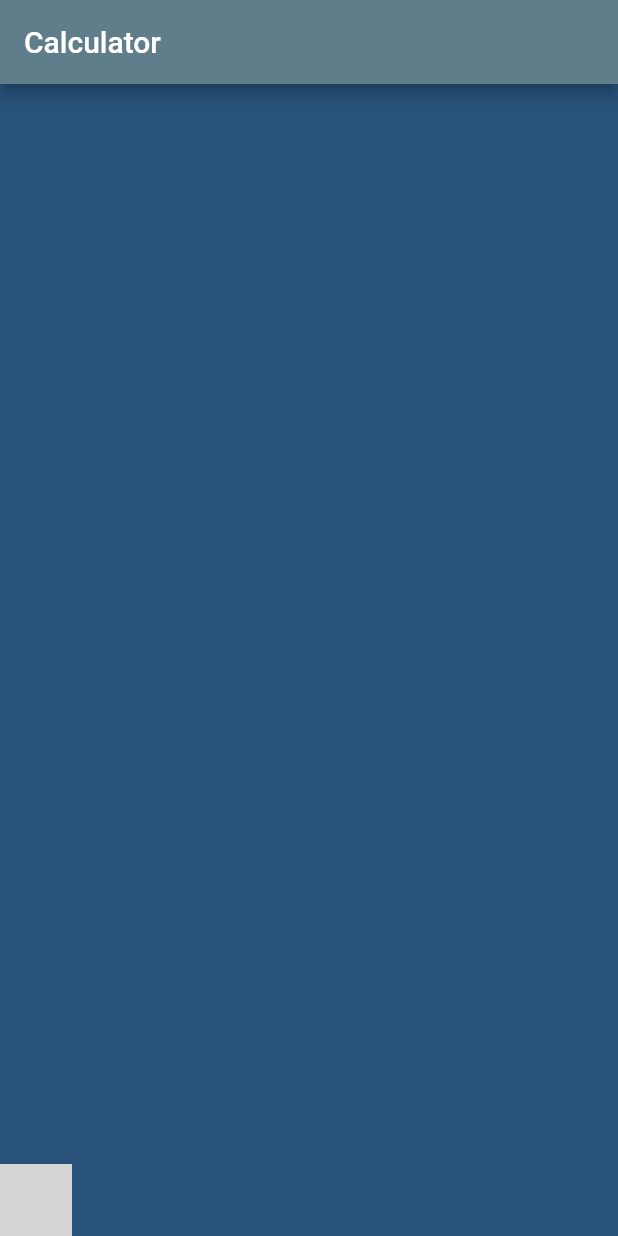
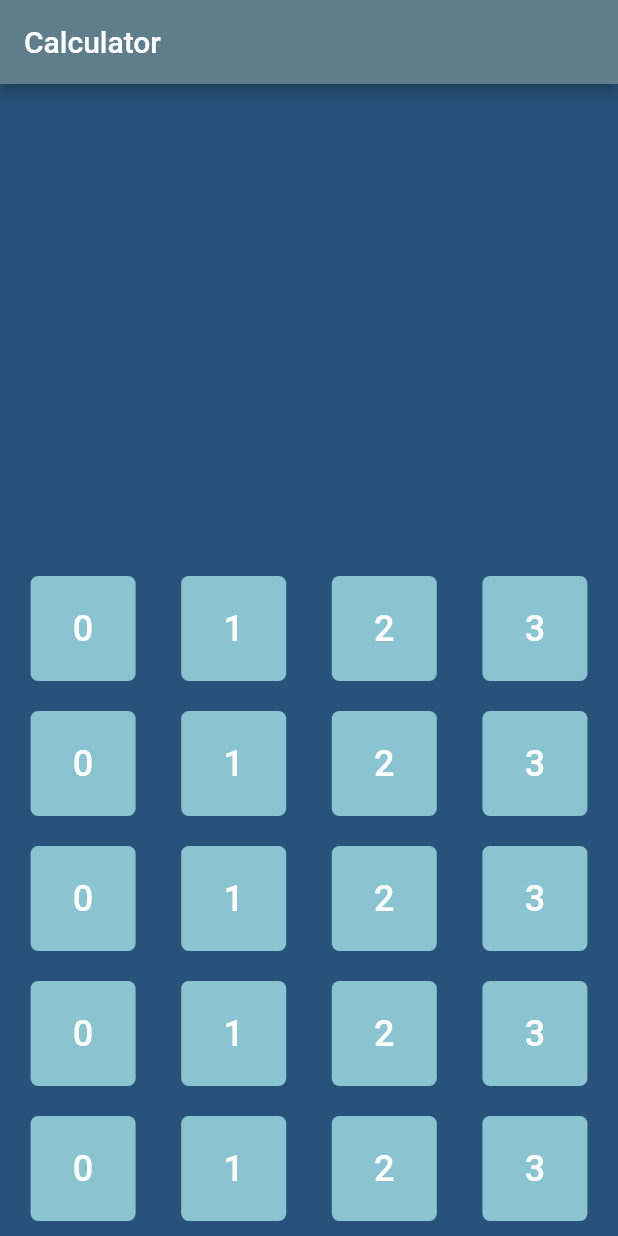
Before and after one commit to amt-juantuah/calculator-flutter, a Flutter app: the screen it shows after launch, on a phone screen of 412 x 824 dp. Run offline on Flutter 3.47's test engine with Material 2 defaults, Android fonts, the phone set to English and light mode, and no system bars; our stand-ins replace device_preview; grey boxes are pictures that could not be loaded.

Commit message:
btns ready

```diff
--- a/lib/calculator_btn.dart
+++ b/lib/calculator_btn.dart
@@ -3,7 +3,8 @@ import 'package:flutter/src/widgets/framework.dart';
 import 'package:flutter/material.dart';
 
 class CalculatorButton extends StatelessWidget {
-  const CalculatorButton({super.key});
+  final String text;
+  const CalculatorButton({required this.text, super.key});
 
   @override
   Widget build(BuildContext context) {
@@ -22,7 +23,7 @@ class CalculatorButton extends StatelessWidget {
             style: flatButtonStyle,
             onPressed: () {},
             child:
-                Text("9", style: TextStyle(color: Colors.white, fontSize: 24))),
+                Text(text, style: TextStyle(color: Colors.white, fontSize: 24))),
       ),
     );
   }
--- a/lib/main.dart
+++ b/lib/main.dart
@@ -35,11 +35,48 @@ class _MyAppState extends State<MyApp> {
             mainAxisAlignment: MainAxisAlignment.end,
             children: [
               Row(
+                mainAxisAlignment: MainAxisAlignment.spaceEvenly,
                 children: [
-                  CalculatorButton();
-                  CalculatorButton();
-                  CalculatorButton();
-                  CalculatorButton();
+                  CalculatorButton(text: "0"),
+                  CalculatorButton(text: "1"),
+                  CalculatorButton(text: "2"),
+                  CalculatorButton(text: "3"),
+                ],
+              ),
+              Row(
+                mainAxisAlignment: MainAxisAlignment.spaceEvenly,
+                children: [
+                  CalculatorButton(text: "0"),
+                  CalculatorButton(text: "1"),
+                  CalculatorButton(text: "2"),
+                  CalculatorButton(text: "3"),
+                ],
+              ),
+              Row(
+                mainAxisAlignment: MainAxisAlignment.spaceEvenly,
+                children: [
+                  CalculatorButton(text: "0"),
+                  CalculatorButton(text: "1"),
+                  CalculatorButton(text: "2"),
+                  CalculatorButton(text: "3"),
+                ],
+              ),
+              Row(
+                mainAxisAlignment: MainAxisAlignment.spaceEvenly,
+                children: [
+                  CalculatorButton(text: "0"),
+                  CalculatorButton(text: "1"),
+                  CalculatorButton(text: "2"),
+                  CalculatorButton(text: "3"),
+                ],
+              ),
+              Row(
+                mainAxisAlignment: MainAxisAlignment.spaceEvenly,
+                children: [
+                  CalculatorButton(text: "0"),
+                  CalculatorButton(text: "1"),
+                  CalculatorButton(text: "2"),
+                  CalculatorButton(text: "3"),
                 ],
               ),
 
```
